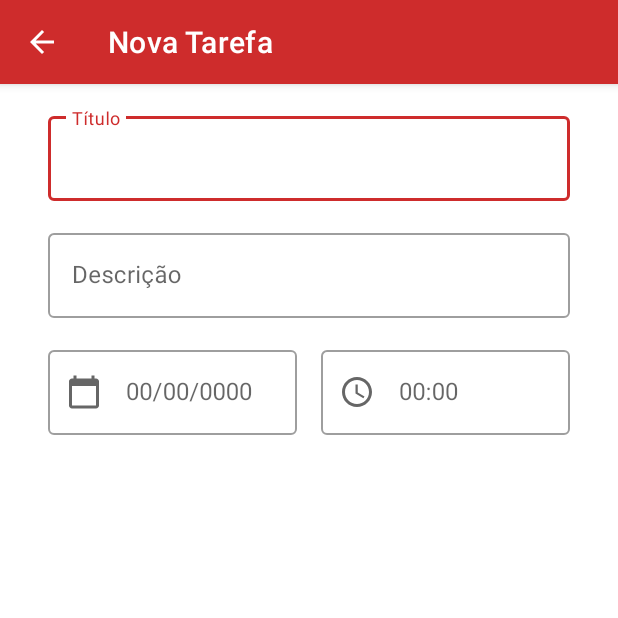
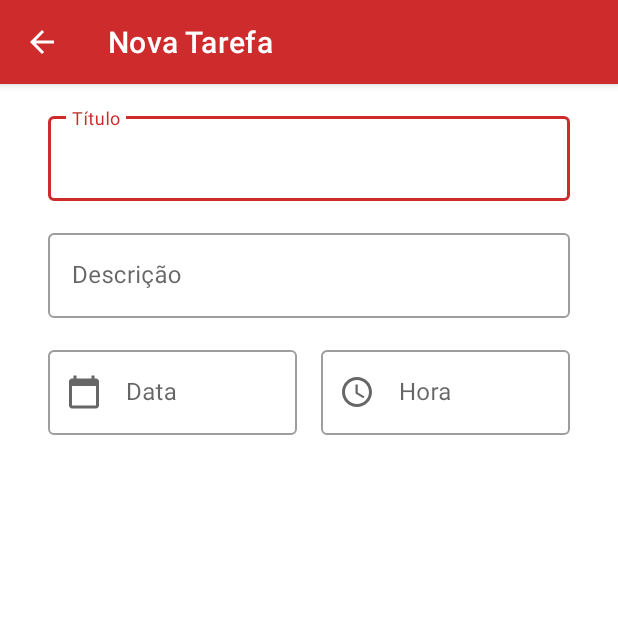
Before and after one commit to AlineCruzDEV/to-do-list-dio, an Android app: the screen it shows after launch (NewTaskActivity), after a tap on "Adicionar Tarefa", on a phone screen of 412 x 824 dp, the top half of it. Run offline under Robolectric (Android 15) with nearby library versions, the phone set to English and light mode, and no system bars.

Commit message:
Changed: Finished New Task Implementation

```diff
--- a/app/src/main/java/com/alinecruz/to_do_list_dio/presentation/view/HomeActivity.kt
+++ b/app/src/main/java/com/alinecruz/to_do_list_dio/presentation/view/HomeActivity.kt
@@ -1,14 +1,18 @@
 package com.alinecruz.to_do_list_dio.presentation.view
 
+import android.app.Activity
 import android.content.Intent
 import androidx.appcompat.app.AppCompatActivity
 import android.os.Bundle
-import com.alinecruz.to_do_list_dio.R
 import com.alinecruz.to_do_list_dio.databinding.ActivityHomeBinding
-import com.alinecruz.to_do_list_dio.domain.entities.Task
+import com.alinecruz.to_do_list_dio.datasource.TaskDataSource
 import com.alinecruz.to_do_list_dio.presentation.view.adapter.TaskAdapter
 
 class HomeActivity : AppCompatActivity() {
+
+    companion object {
+        private const val CREATE_NEW_TASK = 1000
+    }
 
     private lateinit var binding: ActivityHomeBinding
     private lateinit var adapter: TaskAdapter
@@ -19,14 +23,35 @@ class HomeActivity : AppCompatActivity() {
         setContentView(binding.root)
 
         setupRecycler()
+        updateListAdapter()
         setupListener()
     }
 
     private fun setupListener() {
         binding.fabHomeAdd.setOnClickListener {
             val intent = Intent(this, NewTaskActivity::class.java)
-            startActivity(intent)
+            startActivityForResult(intent, CREATE_NEW_TASK)
         }
+        adapter.listenerEdit = {
+            val intent = Intent(this, NewTaskActivity::class.java)
+            intent.putExtra(NewTaskActivity.ID_TASK, it.id)
+            startActivityForResult(intent, CREATE_NEW_TASK)
+        }
+        adapter.listenerDelete = {
+            TaskDataSource.deleteTask(it)
+            updateListAdapter()
+        }
+    }
+
+    override fun onActivityResult(requestCode: Int, resultCode: Int, data: Intent?) {
+        super.onActivityResult(requestCode, resultCode, data)
+        if(requestCode == CREATE_NEW_TASK && resultCode == Activity.RESULT_OK){
+            updateListAdapter()
+        }
+    }
+
+    private fun updateListAdapter() {
+        adapter.submitList(TaskDataSource.getList())
     }
 
     private fun setupRecycler() {
--- a/app/src/main/java/com/alinecruz/to_do_list_dio/presentation/view/NewTaskActivity.kt
+++ b/app/src/main/java/com/alinecruz/to_do_list_dio/presentation/view/NewTaskActivity.kt
@@ -3,7 +3,7 @@ package com.alinecruz.to_do_list_dio.presentation.view
 import android.app.Activity
 import androidx.appcompat.app.AppCompatActivity
 import android.os.Bundle
-import androidx.core.view.get
+import com.alinecruz.to_do_list_dio.R
 import com.alinecruz.to_do_list_dio.databinding.ActivityNewTaskBinding
 import com.alinecruz.to_do_list_dio.datasource.TaskDataSource
 import com.alinecruz.to_do_list_dio.domain.entities.Task
@@ -16,12 +16,27 @@ import java.util.*
 
 class NewTaskActivity : AppCompatActivity() {
 
+    companion object{
+        const val ID_TASK = "id_task"
+    }
     private lateinit var binding: ActivityNewTaskBinding
 
     override fun onCreate(savedInstanceState: Bundle?) {
         super.onCreate(savedInstanceState)
         binding = ActivityNewTaskBinding.inflate(layoutInflater)
         setContentView(binding.root)
+
+        if(intent.hasExtra(ID_TASK)) {
+            val idNewTask = intent.getIntExtra(ID_TASK, 0)
+            TaskDataSource.findById(idNewTask)?.let {
+                binding.inputLytNewTaskTitle.text = it.title.toString()
+                binding.inputLytNewTaskDescription.text = it.description.toString()
+                binding.inputLytNewTaskDate.text = it.date.toString()
+                binding.inputLytNewTaskHour.text = it.hour.toString()
+
+                binding.buttonNewTaskCreate.setText(getString(R.string.label_all_update_task))
+            }
+        }
 
         setupToolbar()
         setupListeners()
@@ -57,7 +72,7 @@ class NewTaskActivity : AppCompatActivity() {
                 val minute : String = if (timePicker.minute in 0..9) "0${timePicker.minute}" else timePicker.minute.toString()
                 val hour : String = if (timePicker.hour in 0..9) "0${timePicker.hour}" else timePicker.hour.toString()
 
-                binding.inputLytNewTaskHour.text = "$hour : $minute"
+                binding.inputLytNewTaskHour.text = "$hour:$minute"
             }
 
             timePicker.show(supportFragmentManager, null)
@@ -69,10 +84,11 @@ class NewTaskActivity : AppCompatActivity() {
 
         binding.buttonNewTaskCreate.setOnClickListener {
             val task = Task(
+                id = intent.getIntExtra(ID_TASK, 0),
                 title = binding.inputEdtNewTaskTitle.text,
                 description = binding.inputEdtNewTaskDescription.text,
-                date = binding.inputEdtNewTaskDate.text,
-                hour = binding.inputEdtNewTaskHour.text
+                hour = binding.inputEdtNewTaskHour.text,
+                date = binding.inputEdtNewTaskDate.text
             )
 
             TaskDataSource.insertTask(task)
--- a/app/src/main/java/com/alinecruz/to_do_list_dio/presentation/view/adapter/TaskAdapter.kt
+++ b/app/src/main/java/com/alinecruz/to_do_list_dio/presentation/view/adapter/TaskAdapter.kt
@@ -3,13 +3,18 @@ package com.alinecruz.to_do_list_dio.presentation.view.adapter
 import android.util.Log
 import android.view.LayoutInflater
 import android.view.ViewGroup
+import android.widget.PopupMenu
+import androidx.recyclerview.widget.DiffUtil
+import androidx.recyclerview.widget.ListAdapter
 import androidx.recyclerview.widget.RecyclerView
+import com.alinecruz.to_do_list_dio.R
 import com.alinecruz.to_do_list_dio.databinding.ItemHomeTaskBinding
 import com.alinecruz.to_do_list_dio.domain.entities.Task
 
-class TaskAdapter() : RecyclerView.Adapter<TaskAdapter.TaskViewHolder>() {
+class TaskAdapter : ListAdapter<Task, TaskAdapter.TaskViewHolder>(DiffCallback()) {
 
-    var tasksList = mutableListOf<Task>()
+    var listenerEdit : (Task) -> Unit = {}
+    var listenerDelete : (Task) -> Unit = {}
 
     override fun onCreateViewHolder(parent: ViewGroup, viewType: Int): TaskViewHolder {
         val inflater = LayoutInflater.from(parent.context)
@@ -17,14 +22,11 @@ class TaskAdapter() : RecyclerView.Adapter<TaskAdapter.TaskViewHolder>() {
         return TaskViewHolder(binding)
     }
 
-    override fun getItemCount() = tasksList.size
-
     override fun onBindViewHolder(holder: TaskViewHolder, position: Int) {
-        val currentTask = tasksList[position]
-        holder.bind(currentTask)
+        holder.bind(getItem(position))
     }
 
-    class TaskViewHolder(private val binding: ItemHomeTaskBinding) : RecyclerView.ViewHolder(binding.root) {
+    inner class TaskViewHolder(private val binding: ItemHomeTaskBinding) : RecyclerView.ViewHolder(binding.root) {
 
         fun bind(currentTask: Task) {
             binding.textHomeItemTaskTitle.text = currentTask.title
@@ -32,7 +34,28 @@ class TaskAdapter() : RecyclerView.Adapter<TaskAdapter.TaskViewHolder>() {
             binding.constraintHomeItemTask.setOnClickListener {
                 Log.e("TASK ADAPTER", "Clicou ${currentTask.description}")
             }
+            binding.imageHomeItemTaskOptions.setOnClickListener {
+                showOptions(currentTask)
+            }
         }
 
+        private fun showOptions(currentTask: Task) {
+            val imageOptions = binding.imageHomeItemTaskOptions
+            val popupOptions = PopupMenu(imageOptions.context, imageOptions)
+            popupOptions.menuInflater.inflate(R.menu.popup_item_task_menu, popupOptions.menu)
+            popupOptions.setOnMenuItemClickListener {
+                when(it.itemId) {
+                    R.id.itemTaskMenuEdit -> listenerEdit(currentTask)
+                    R.id.itemTaskMenuDelete -> listenerDelete(currentTask)
+                }
+                return@setOnMenuItemClickListener true
+            }
+            popupOptions.show()
+        }
     }
 }
+
+class DiffCallback : DiffUtil.ItemCallback<Task>() {
+    override fun areItemsTheSame(oldItem: Task, newItem: Task): Boolean = oldItem == newItem
+    override fun areContentsTheSame(oldItem: Task, newItem: Task): Boolean = oldItem.id == newItem.id
+}
--- a/app/src/main/res/layout/item_home_task.xml
+++ b/app/src/main/res/layout/item_home_task.xml
@@ -32,6 +32,7 @@
             app:layout_constraintTop_toBottomOf="@id/textHomeItemTaskTitle" />
 
         <ImageView
+            android:id="@+id/imageHomeItemTaskOptions"
             android:layout_width="@dimen/dimen_0dp"
             android:layout_height="wrap_content"
             app:layout_constraintEnd_toEndOf="parent"
--- /dev/null
+++ b/app/src/main/res/menu/popup_item_task_menu.xml
@@ -0,0 +1,9 @@
+<?xml version="1.0" encoding="utf-8"?>
+<menu xmlns:android="http://schemas.android.com/apk/res/android">
+    <item
+        android:id="@+id/itemTaskMenuEdit"
+        android:title="@string/label_all_edit" />
+    <item
+        android:id="@+id/itemTaskMenuDelete"
+        android:title="@string/label_all_delete" />
+</menu>
--- a/app/src/main/res/values/strings.xml
+++ b/app/src/main/res/values/strings.xml
@@ -2,7 +2,7 @@
     <string name="app_name">My Tasks</string>
     <string name="label_splash_what_do_first">Por onde devo começar?</string>
     <string name="message_splash_description_image">Desenho de uma pessoa com uma caneta em frente à uma prancheta com tarefas</string>
-    <string name="label_home_title">Tarefas de Hoje</string>
+    <string name="label_home_title">Tarefas</string>
     <string name="label_all_lorem_ipsum">Lorem Ipsum</string>
     <string name="label_sample_data_hour">00/00/0000 00:00</string>
     <string name="label_home_fab_add_task">Adicionar Tarefa</string>
@@ -10,8 +10,11 @@
     <string name="label_new_task">Nova Tarefa</string>
     <string name="label_new_task_title">Título</string>
     <string name="label_new_task_description">Descrição</string>
-    <string name="label_new_task_sample_hour">00:00</string>
-    <string name="label_new_task_sample_date">00/00/0000</string>
+    <string name="label_new_task_sample_hour">Hora</string>
+    <string name="label_new_task_sample_date">Data</string>
     <string name="label_all_cancel">Cancelar</string>
     <string name="label_new_task_create">Criar Tarefa</string>
+    <string name="label_all_edit">Editar</string>
+    <string name="label_all_delete">Deletar</string>
+    <string name="label_all_update_task">Atualizar Tarefa</string>
 </resources>
```
Also changed, not shown: app/src/main/java/com/alinecruz/to_do_list_dio/domain/entities/Task.kt (+16 -1 lines).
